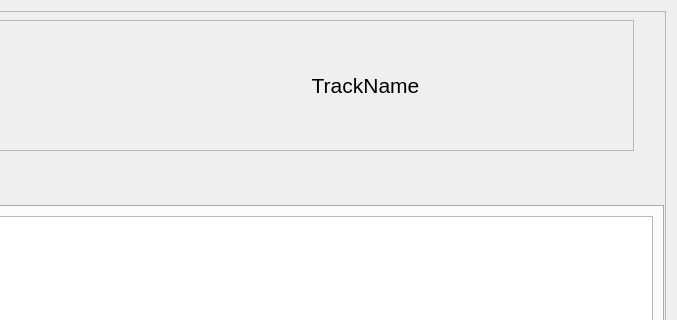
Old version of the form stats.ui in the repository ameeradas12/Spotify-Stat-Checker; both pictures show x 448 to 1125 and y 0 to 320 of the 1125 by 666 pixel window.
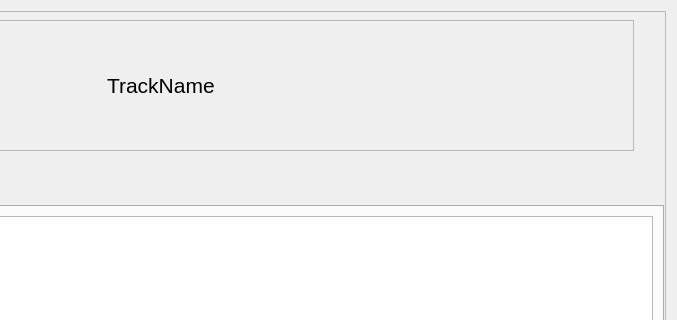
New version of the form.

```diff
--- a/stats.ui
+++ b/stats.ui
@@ -56,7 +56,7 @@
           <string>TrackName</string>
          </property>
          <property name="alignment">
-          <set>Qt::AlignmentFlag::AlignCenter</set>
+          <set>Qt::AlignmentFlag::AlignLeading|Qt::AlignmentFlag::AlignLeft|Qt::AlignmentFlag::AlignVCenter</set>
          </property>
         </widget>
        </item>
```
